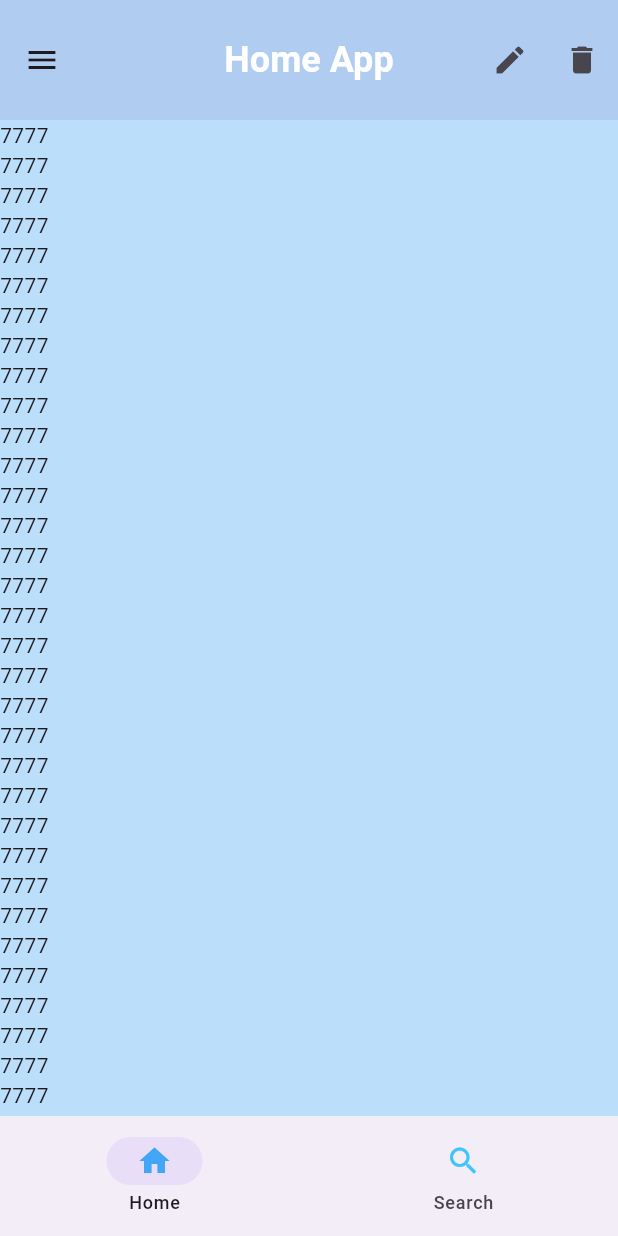
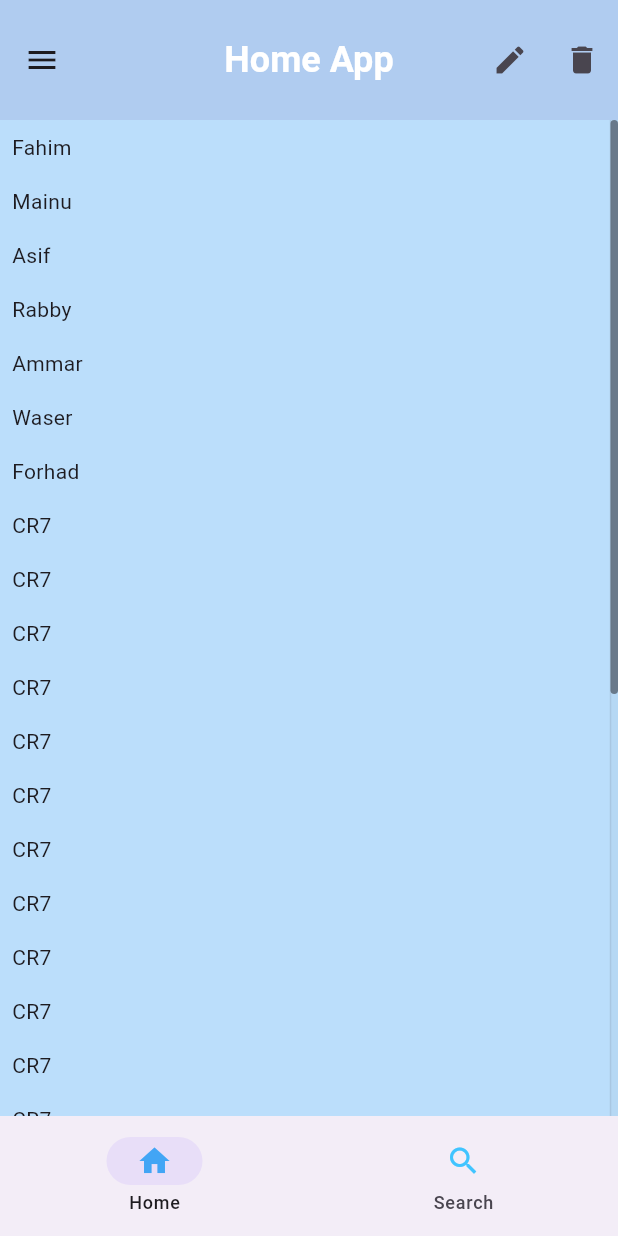
Before and after one commit to 07fahim/live_class_flutter, a Flutter app: the screen it shows after launch, on a phone screen of 412 x 824 dp. Run offline on Flutter 3.47's test engine with Material 3 defaults, Android fonts, the phone set to English and light mode, and no system bars.

Commit message:
ListView.builder,ListView

```diff
--- a/lib/main.dart
+++ b/lib/main.dart
@@ -14,7 +14,42 @@ class MyApp extends StatelessWidget {
 }
 
 class Home extends StatelessWidget {
-  const Home({super.key});
+  Home({super.key});
+
+  List<String> friends = [
+    "Fahim",
+    "Mainu",
+    "Asif",
+    "Rabby",
+    "Ammar",
+    "Waser",
+    "Forhad",
+    "CR7",
+    "CR7",
+    "CR7",
+    "CR7",
+    "CR7",
+    "CR7",
+    "CR7",
+    "CR7",
+    "CR7",
+    "CR7",
+    "CR7",
+    "CR7",
+    "CR7",
+    "CR7",
+    "CR7",
+    "CR7",
+    "CR7",
+    "CR7",
+    "CR7",
+    "CR7",
+    "CR7",
+    "CR7",
+    "CR7",
+    "CR7",
+    "CR7",
+  ];
 
   @override
   Widget build(BuildContext context) {
@@ -71,122 +106,148 @@ class Home extends StatelessWidget {
                 ),
                 label: "Search")
           ]),
+      // body: Scrollbar(
+      //   child: SingleChildScrollView(
+      //     child: Column(
+      //       children: [
+      //         Text("7777"),
+      //         Text("7777"),
+      //         Text("7777"),
+      //         Text("7777"),
+      //         Text("7777"),
+      //         Text("7777"),
+      //         Text("7777"),
+      //         Text("7777"),
+      //         Text("7777"),
+      //         Text("7777"),
+      //         Text("7777"),
+      //         Text("7777"),
+      //         Text("7777"),
+      //         Text("7777"),
+      //         Text("7777"),
+      //         Text("7777"),
+      //         Text("7777"),
+      //         Text("7777"),
+      //         Text("7777"),
+      //         Text("7777"),
+      //         Text("7777"),
+      //         Text("7777"),
+      //         Text("7777"),
+      //         Text("7777"),
+      //         Text("7777"),
+      //         Text("7777"),
+      //         Text("7777"),
+      //         Text("7777"),
+      //         Text("7777"),
+      //         Text("7777"),
+      //         Text("7777"),
+      //         Text("7777"),
+      //         Text("7777"),
+      //         Text("7777"),
+      //         Text("7777"),
+      //         Text("7777"),
+      //         Text("7777"),
+      //         Text("7777"),
+      //         Text("7777"),
+      //         Text("7777"),
+      //         Text("7777"),
+      //         Text("7777"),
+      //         Text("7777"),
+      //         Text("7777"),
+      //         Text("7777"),
+      //         Text("7777"),
+      //         Text("7777"),
+      //         Text("7777"),
+      //         Text("7777"),
+      //         Text("7777"),
+      //         Text("7777"),
+      //         Text("7777"),
+      //         Text("7777"),
+      //         Text("7777"),
+      //         Text("7777"),
+      //         Text("7777"),
+      //         Text("7777"),
+      //         Text("7777"),
+      //         Text("7777"),
+      //         Text("7777"),
+      //         Text("7777"),
+      //         Text("7777"),
+      //         Text("7777"),
+      //         Text("7777"),
+      //         Text("7777"),
+      //         Text("7777"),
+      //         Text("7777"),
+      //         Text("7777"),
+      //         Text("7777"),
+      //         Text("7777"),
+      //         Text("7777"),
+      //         Text("7777"),
+      //         Text("7777"),
+      //         Text("7777"),
+      //         Text("7777"),
+      //         Text("7777"),
+      //         Text("7777"),
+      //         Text("7777"),
+      //         Text("7777"),
+      //         Text("7777"),
+      //         Text("7777"),
+      //         Text("7777"),
+      //         Text("7777"),
+      //         Text("7777"),
+      //         Text("7777"),
+      //         Text("7777"),
+      //         Text("7777"),
+      //         Text("7777"),
+      //         Text("7777"),
+      //         Text("7777"),
+      //         Text("7777"),
+      //         Text("7777"),
+      //         Text("7777"),
+      //         Text("7777"),
+      //         Text("7777"),
+      //         Text("7777"),
+      //         Text("7777"),
+      //         Text("7777"),
+      //         Text("7777"),
+      //         Text("7777"),
+      //         Text("7777"),
+      //         Text("7777"),
+      //         Text("7777"),
+      //         Text("7777"),
+      //         Text("7777"),
+      //         Text("7777"),
+      //         Text("7777"),
+      //         Text("7777"),
+      //         Text("7777"),
+      //       ],
+      //     ),
+      //   ),
+      // ),
       body: Scrollbar(
-        child: SingleChildScrollView(
-          child: Column(
-            children: [
-              Text("7777"),
-              Text("7777"),
-              Text("7777"),
-              Text("7777"),
-              Text("7777"),
-              Text("7777"),
-              Text("7777"),
-              Text("7777"),
-              Text("7777"),
-              Text("7777"),
-              Text("7777"),
-              Text("7777"),
-              Text("7777"),
-              Text("7777"),
-              Text("7777"),
-              Text("7777"),
-              Text("7777"),
-              Text("7777"),
-              Text("7777"),
-              Text("7777"),
-              Text("7777"),
-              Text("7777"),
-              Text("7777"),
-              Text("7777"),
-              Text("7777"),
-              Text("7777"),
-              Text("7777"),
-              Text("7777"),
-              Text("7777"),
-              Text("7777"),
-              Text("7777"),
-              Text("7777"),
-              Text("7777"),
-              Text("7777"),
-              Text("7777"),
-              Text("7777"),
-              Text("7777"),
-              Text("7777"),
-              Text("7777"),
-              Text("7777"),
-              Text("7777"),
-              Text("7777"),
-              Text("7777"),
-              Text("7777"),
-              Text("7777"),
-              Text("7777"),
-              Text("7777"),
-              Text("7777"),
-              Text("7777"),
-              Text("7777"),
-              Text("7777"),
-              Text("7777"),
-              Text("7777"),
-              Text("7777"),
-              Text("7777"),
-              Text("7777"),
-              Text("7777"),
-              Text("7777"),
-              Text("7777"),
-              Text("7777"),
-              Text("7777"),
-              Text("7777"),
-              Text("7777"),
-              Text("7777"),
-              Text("7777"),
-              Text("7777"),
-              Text("7777"),
-              Text("7777"),
-              Text("7777"),
-              Text("7777"),
-              Text("7777"),
-              Text("7777"),
-              Text("7777"),
-              Text("7777"),
-              Text("7777"),
-              Text("7777"),
-              Text("7777"),
-              Text("7777"),
-              Text("7777"),
-              Text("7777"),
-              Text("7777"),
-              Text("7777"),
-              Text("7777"),
-              Text("7777"),
-              Text("7777"),
-              Text("7777"),
-              Text("7777"),
-              Text("7777"),
-              Text("7777"),
-              Text("7777"),
-              Text("7777"),
-              Text("7777"),
-              Text("7777"),
-              Text("7777"),
-              Text("7777"),
-              Text("7777"),
-              Text("7777"),
-              Text("7777"),
-              Text("7777"),
-              Text("7777"),
-              Text("7777"),
-              Text("7777"),
-              Text("7777"),
-              Text("7777"),
-              Text("7777"),
-              Text("7777"),
-              Text("7777"),
-              Text("7777"),
-              Text("7777"),
-            ],
-          ),
-        ),
+        thickness: 5,
+        interactive: true,
+        trackVisibility: true,
+        thumbVisibility: true,
+        radius: Radius.circular(10),
+        // child: Padding(
+        //   padding: const EdgeInsets.all(8.0),
+        //   child: ListView.builder(
+        //
+        //     itemCount: 100,
+        //
+        //       itemBuilder:(context,index){
+        //
+        //     return Text("item $index");
+        //   }),
+        // ),
+        child: ListView.builder(
+            itemCount: friends.length,
+            itemBuilder: (BuildContext context, index) {
+              return Padding(
+                padding: const EdgeInsets.all(8.0),
+                child: Text(friends[index]),
+              );
+            }),
       ),
     );
   }
```
